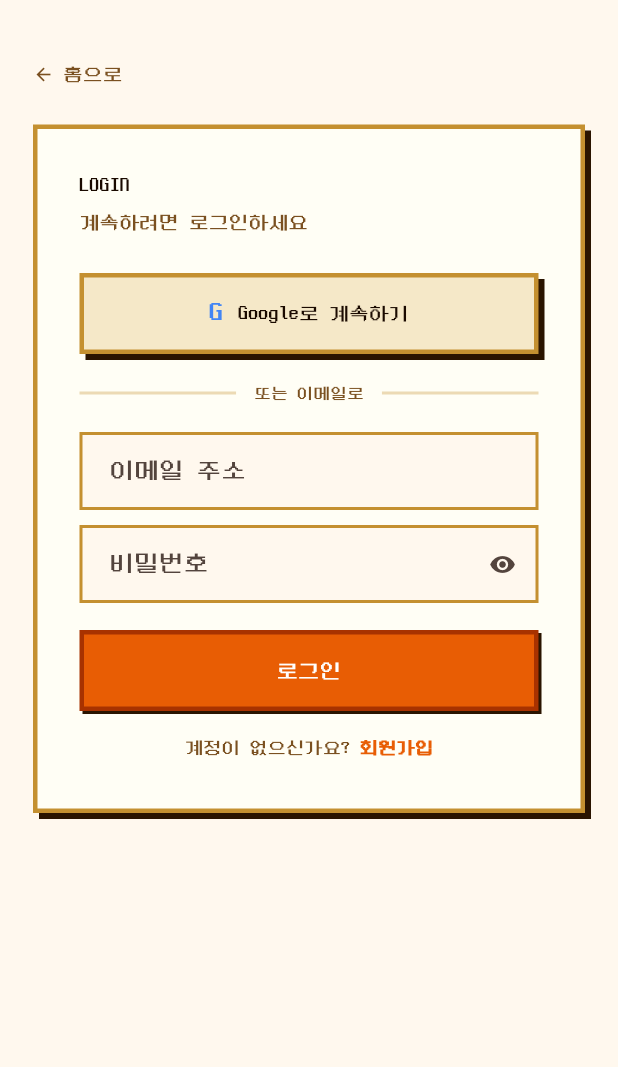
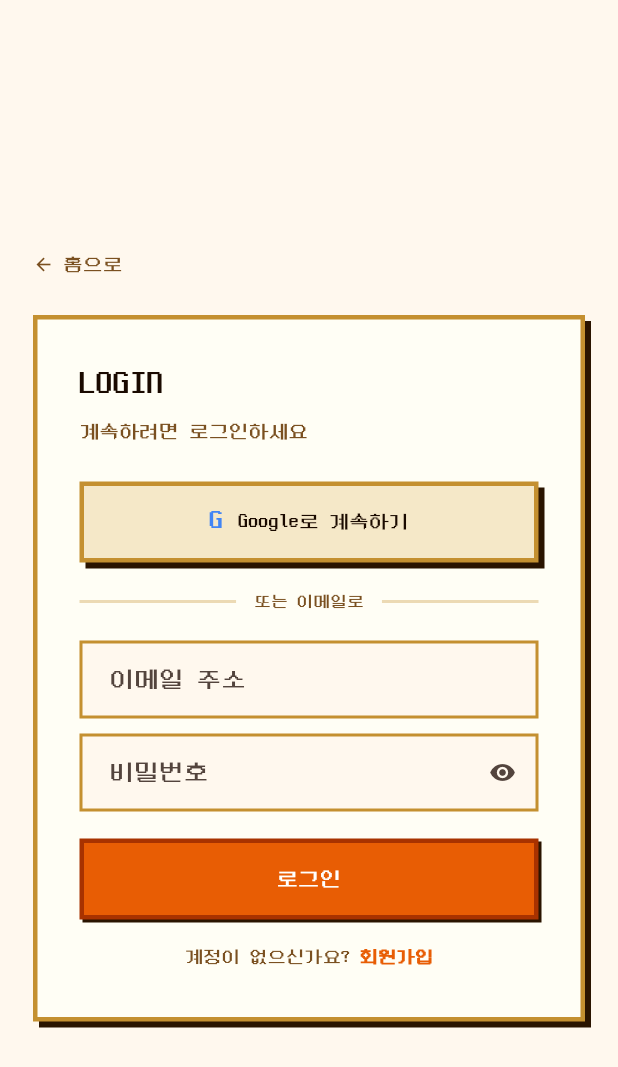
Before and after one commit to madcamp-official/26s-w2-c3-06, a Flutter app: the screen it shows after launch, after a tap on "🔑 로그인 / 회원가입", on a phone screen of 412 x 824 dp. Shown: the top 1067 px of the screen. Run offline on Flutter 3.47's test engine with Material 3 defaults, Android fonts, the light colour scheme and no system bars; our stand-ins replace firebase_auth, firebase_core, firebase_storage, flutter_riverpod, google_sign_in, image_picker and 2 more; accounts and stored records are empty.

Commit message:
style: 로그인 카드 중앙 정렬 및 로그인/로비 타이틀 글자 확대
로그인 화면 카드가 화면 위쪽에 붙어 있던 것을 LayoutBuilder+Center로
세로 중앙 정렬하고, LOGIN 타이틀(13→22px)과 로비 상단바 "L-AI-R GAME"
문구(11→15px)를 더 잘 보이게 키웠다.

```diff
--- a/frontend/lib/screens/lobby/lobby_screen.dart
+++ b/frontend/lib/screens/lobby/lobby_screen.dart
@@ -541,7 +541,7 @@ class _Header extends StatelessWidget {
       child: Row(
         children: [
           Expanded(
-            child: Text('🤖 L-AI-R GAME', style: PixelFont.title(fontSize: 11, color: AppColors.foreground)),
+            child: Text('🤖 L-AI-R GAME', style: PixelFont.title(fontSize: 15, color: AppColors.foreground)),
           ),
           _IconBox(
             onTap: onFriends,
--- a/frontend/lib/screens/login/login_screen.dart
+++ b/frontend/lib/screens/login/login_screen.dart
@@ -223,11 +223,20 @@ class _LoginScreenState extends ConsumerState<LoginScreen> {
             )
           : null,
       body: SafeArea(
-        child: SingleChildScrollView(
-          child: ResponsiveCenter(
-            maxWidth: 400,
-            child: _showAuthOptions ? _buildAuthOptions(context) : _buildInitial(context),
-          ),
+        child: LayoutBuilder(
+          builder: (context, constraints) {
+            return SingleChildScrollView(
+              child: ConstrainedBox(
+                constraints: BoxConstraints(minHeight: constraints.maxHeight),
+                child: Center(
+                  child: ResponsiveCenter(
+                    maxWidth: 400,
+                    child: _showAuthOptions ? _buildAuthOptions(context) : _buildInitial(context),
+                  ),
+                ),
+              ),
+            );
+          },
         ),
       ),
     );
@@ -302,7 +311,7 @@ class _LoginScreenState extends ConsumerState<LoginScreen> {
           child: Column(
             crossAxisAlignment: CrossAxisAlignment.start,
             children: [
-              Text('LOGIN', style: PixelFont.title(fontSize: 13, color: AppColors.foreground)),
+              Text('LOGIN', style: PixelFont.title(fontSize: 22, color: AppColors.foreground)),
               const SizedBox(height: 6),
               Text(
                 '계속하려면 로그인하세요',
```
